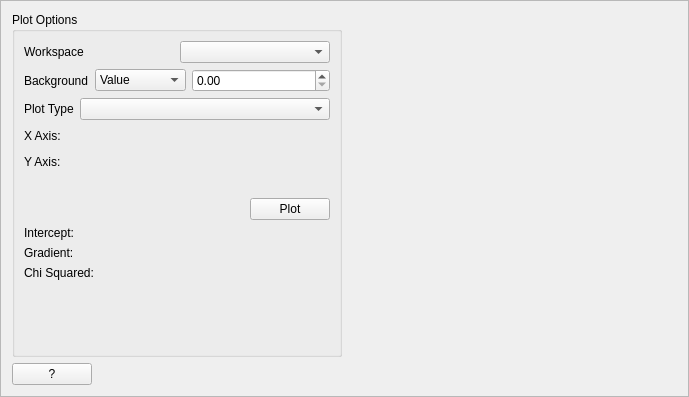
Before: the Qt Designer form Code/Mantid/MantidQt/CustomInterfaces/inc/MantidQtCustomInterfaces/SANSPlotSpecial.ui in mantidproject/mantid, drawn with Qt 5.
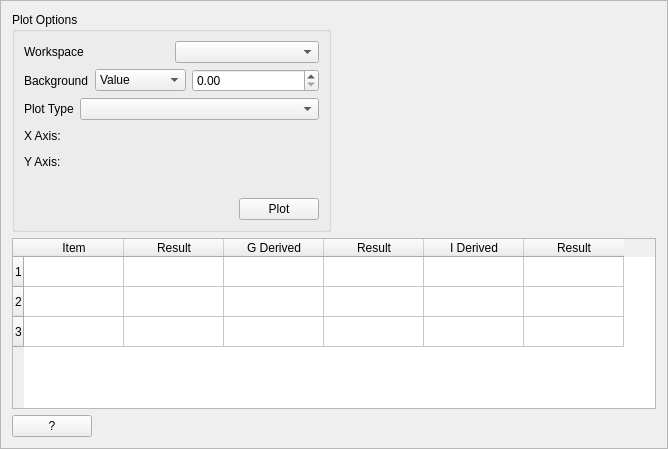
After: the same form once the commit is applied. Custom widgets are drawn as their Qt base class.

Commit message: refs #2420 - isis sans "display" tab

Patch:
```diff
--- a/Code/Mantid/MantidQt/CustomInterfaces/inc/MantidQtCustomInterfaces/SANSPlotSpecial.ui
+++ b/Code/Mantid/MantidQt/CustomInterfaces/inc/MantidQtCustomInterfaces/SANSPlotSpecial.ui
@@ -5,8 +5,8 @@
    <rect>
     <x>0</x>
     <y>0</y>
-    <width>689</width>
-    <height>397</height>
+    <width>668</width>
+    <height>449</height>
    </rect>
   </property>
   <property name="windowTitle" >
@@ -238,82 +238,6 @@
           </item>
          </layout>
         </item>
-        <item>
-         <layout class="QHBoxLayout" name="horizontalLayout_5" >
-          <item>
-           <widget class="QLabel" name="label_5" >
-            <property name="text" >
-             <string>Intercept:</string>
-            </property>
-           </widget>
-          </item>
-          <item>
-           <widget class="QLabel" name="lbInterceptValue" >
-            <property name="styleSheet" >
-             <string notr="true" >color:rgb(0, 0, 255)</string>
-            </property>
-            <property name="text" >
-             <string/>
-            </property>
-           </widget>
-          </item>
-         </layout>
-        </item>
-        <item>
-         <layout class="QHBoxLayout" name="horizontalLayout_6" >
-          <item>
-           <widget class="QLabel" name="label_3" >
-            <property name="text" >
-             <string>Gradient:</string>
-            </property>
-           </widget>
-          </item>
-          <item>
-           <widget class="QLabel" name="lbGradientValue" >
-            <property name="styleSheet" >
-             <string notr="true" >color: rgb(0,0,255)</string>
-            </property>
-            <property name="text" >
-             <string/>
-            </property>
-           </widget>
-          </item>
-         </layout>
-        </item>
-        <item>
-         <layout class="QHBoxLayout" name="horizontalLayout_7" >
-          <item>
-           <widget class="QLabel" name="label_7" >
-            <property name="text" >
-             <string>Chi Squared:</string>
-            </property>
-           </widget>
-          </item>
-          <item>
-           <widget class="QLabel" name="lbChiSqrdValue" >
-            <property name="styleSheet" >
-             <string notr="true" >color: rgb(0,0,255)</string>
-            </property>
-            <property name="text" >
-             <string/>
-            </property>
-           </widget>
-          </item>
-         </layout>
-        </item>
-        <item>
-         <spacer name="verticalSpacer" >
-          <property name="orientation" >
-           <enum>Qt::Vertical</enum>
-          </property>
-          <property name="sizeHint" stdset="0" >
-           <size>
-            <width>20</width>
-            <height>40</height>
-           </size>
-          </property>
-         </spacer>
-        </item>
        </layout>
       </widget>
      </item>
@@ -329,6 +253,55 @@
      </item>
     </layout>
    </item>
+   <item>
+    <widget class="QTableWidget" name="tbDerived" >
+     <property name="sizePolicy" >
+      <sizepolicy vsizetype="Expanding" hsizetype="Expanding" >
+       <horstretch>0</horstretch>
+       <verstretch>0</verstretch>
+      </sizepolicy>
+     </property>
+     <property name="rowCount" >
+      <number>3</number>
+     </property>
+     <property name="columnCount" >
+      <number>6</number>
+     </property>
+     <row/>
+     <row/>
+     <row/>
+     <column>
+      <property name="text" >
+       <string>Item</string>
+      </property>
+     </column>
+     <column>
+      <property name="text" >
+       <string>Result</string>
+      </property>
+     </column>
+     <column>
+      <property name="text" >
+       <string>G Derived</string>
+      </property>
+     </column>
+     <column>
+      <property name="text" >
+       <string>Result</string>
+      </property>
+     </column>
+     <column>
+      <property name="text" >
+       <string>I Derived</string>
+      </property>
+     </column>
+     <column>
+      <property name="text" >
+       <string>Result</string>
+      </property>
+     </column>
+    </widget>
+   </item>
    <item>
     <layout class="QHBoxLayout" name="horizontalLayout_2" >
      <item>
```
The commit also changes 2 other files.
